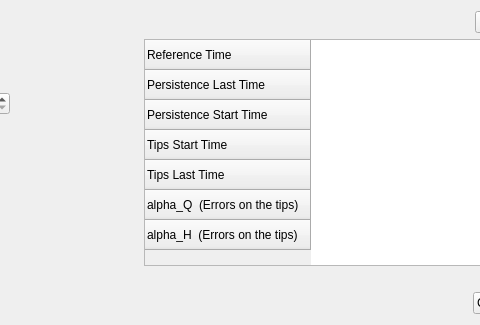
The window that ui/scores/ui_parametre.ui (Artelia/Mascaret) describes before a commit, drawn with Qt 5; both pictures show x 335 to 815 and y 0 to 325 of the 901 by 325 pixel window.
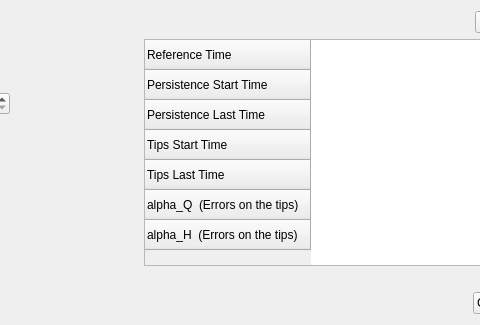
The same window after the commit.

Diff of the .ui file:
```diff
--- a/ui/scores/ui_parametre.ui
+++ b/ui/scores/ui_parametre.ui
@@ -198,12 +198,12 @@
          </row>
          <row>
           <property name="text">
-           <string>Persistence Last Time </string>
+           <string>Persistence Start Time </string>
           </property>
          </row>
          <row>
           <property name="text">
-           <string>Persistence Start Time </string>
+           <string>Persistence Last Time </string>
           </property>
          </row>
          <row>
```
